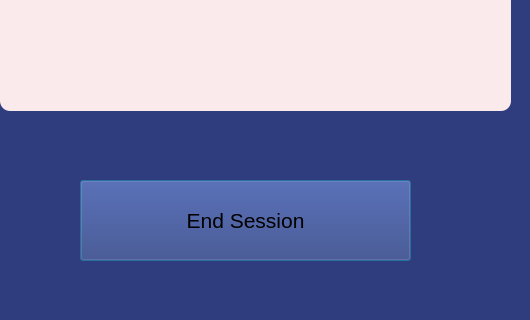
Above: src/frontend/attendace_session_final.ui from Fayyez/Hazir-smart-attendance-management before the change; both pictures show x 470 to 1000 and y 380 to 700 of the 1000 by 700 pixel window. Below: the same form after it.
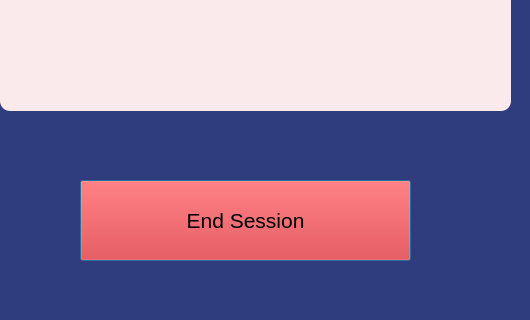
That is the form after the change.

Commit message: color change of end session button

```diff
--- a/src/frontend/attendace_session_final.ui
+++ b/src/frontend/attendace_session_final.ui
@@ -678,9 +678,9 @@
       <colorrole role="Button">
        <brush brushstyle="SolidPattern">
         <color alpha="255">
-         <red>47</red>
-         <green>60</green>
-         <blue>126</blue>
+         <red>255</red>
+         <green>0</green>
+         <blue>0</blue>
         </color>
        </brush>
       </colorrole>
@@ -696,18 +696,18 @@
       <colorrole role="Base">
        <brush brushstyle="SolidPattern">
         <color alpha="255">
-         <red>47</red>
-         <green>60</green>
-         <blue>126</blue>
+         <red>255</red>
+         <green>0</green>
+         <blue>0</blue>
         </color>
        </brush>
       </colorrole>
       <colorrole role="Window">
        <brush brushstyle="SolidPattern">
         <color alpha="255">
-         <red>47</red>
-         <green>60</green>
-         <blue>126</blue>
+         <red>255</red>
+         <green>0</green>
+         <blue>0</blue>
         </color>
        </brush>
       </colorrole>
@@ -734,9 +734,9 @@
       <colorrole role="Button">
        <brush brushstyle="SolidPattern">
         <color alpha="255">
-         <red>47</red>
-         <green>60</green>
-         <blue>126</blue>
+         <red>255</red>
+         <green>0</green>
+         <blue>0</blue>
         </color>
        </brush>
       </colorrole>
@@ -752,18 +752,18 @@
       <colorrole role="Base">
        <brush brushstyle="SolidPattern">
         <color alpha="255">
-         <red>47</red>
-         <green>60</green>
-         <blue>126</blue>
+         <red>255</red>
+         <green>0</green>
+         <blue>0</blue>
         </color>
        </brush>
       </colorrole>
       <colorrole role="Window">
        <brush brushstyle="SolidPattern">
         <color alpha="255">
-         <red>47</red>
-         <green>60</green>
-         <blue>126</blue>
+         <red>255</red>
+         <green>0</green>
+         <blue>0</blue>
         </color>
        </brush>
       </colorrole>
@@ -790,9 +790,9 @@
       <colorrole role="Button">
        <brush brushstyle="SolidPattern">
         <color alpha="255">
-         <red>47</red>
-         <green>60</green>
-         <blue>126</blue>
+         <red>255</red>
+         <green>0</green>
+         <blue>0</blue>
         </color>
        </brush>
       </colorrole>
@@ -808,18 +808,18 @@
       <colorrole role="Base">
        <brush brushstyle="SolidPattern">
         <color alpha="255">
-         <red>47</red>
-         <green>60</green>
-         <blue>126</blue>
+         <red>255</red>
+         <green>0</green>
+         <blue>0</blue>
         </color>
        </brush>
       </colorrole>
       <colorrole role="Window">
        <brush brushstyle="SolidPattern">
         <color alpha="255">
-         <red>47</red>
-         <green>60</green>
-         <blue>126</blue>
+         <red>255</red>
+         <green>0</green>
+         <blue>0</blue>
         </color>
        </brush>
       </colorrole>
@@ -843,6 +843,9 @@
    <property name="mouseTracking">
     <bool>true</bool>
    </property>
+   <property name="styleSheet">
+    <string notr="true">background-color:red;</string>
+   </property>
    <property name="text">
     <string>End Session</string>
    </property>
```
The commit also changes 1 other file.
